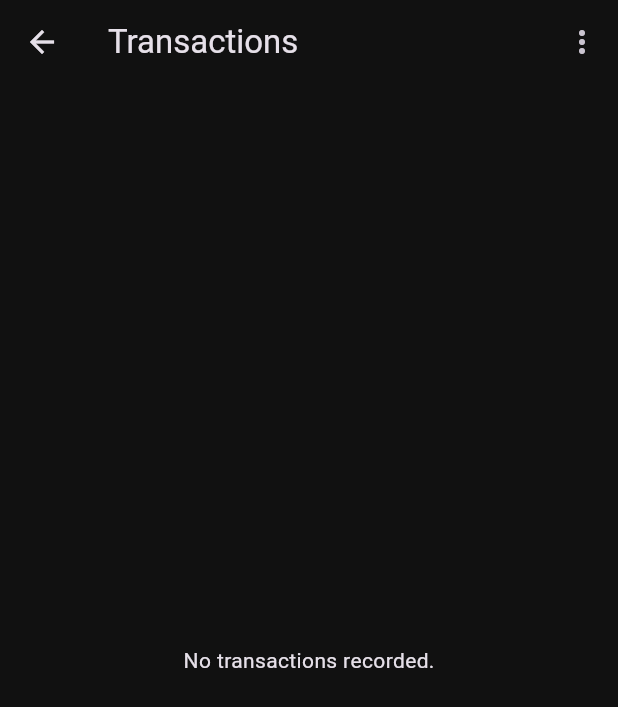
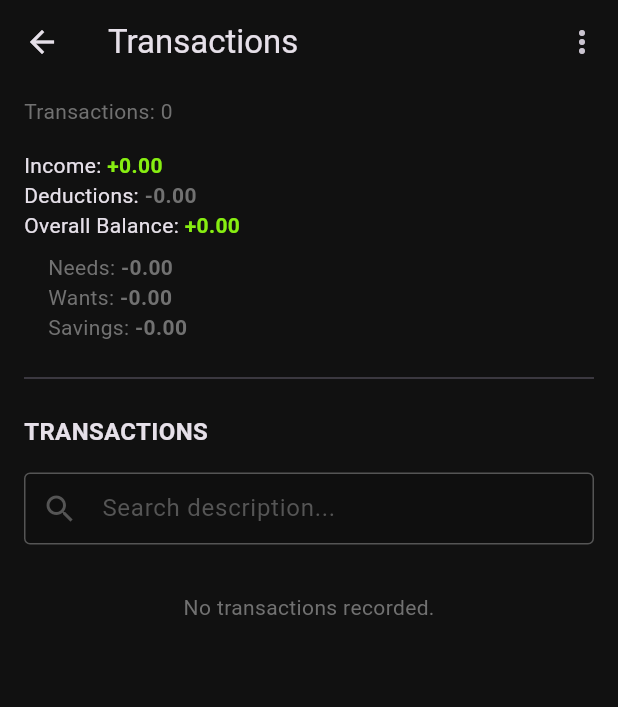
Before and after one commit to johndcjustme/moneyrule, a Flutter app: the AllTransactionsPage screen opened by its route, on a phone screen of 412 x 824 dp. Shown: the top 707 px of the screen. Run offline on Flutter 3.47's test engine with Material 3 defaults, Android fonts, the phone set to English and light mode, and no system bars; our stand-ins replace file_picker, flutter_typeahead, hive, hive_flutter, permission_handler, pie_chart; missing offline and left inert: excel; accounts and stored records are empty.

Commit message:
add search to transactions page

```diff
--- a/lib/src/views/transactions/index.dart
+++ b/lib/src/views/transactions/index.dart
@@ -1,3 +1,4 @@
+import 'dart:async';
 import 'package:flutter/material.dart';
 import 'package:hive_flutter/hive_flutter.dart';
 import 'package:intl/intl.dart';
@@ -19,6 +20,26 @@ class AllTransactionsPage extends StatefulWidget {
 
 class _AllTransactionsPageState extends State<AllTransactionsPage> {
   DateTimeRange? _selectedRange;
+  final TextEditingController _searchController = TextEditingController();
+  String _searchQuery = '';
+  Timer? _debounce;
+
+  void _onSearchChanged(String value) {
+    setState(() {});
+    if (_debounce?.isActive ?? false) _debounce!.cancel();
+    _debounce = Timer(const Duration(milliseconds: 300), () {
+      setState(() {
+        _searchQuery = value.trim().toLowerCase();
+      });
+    });
+  }
+
+  @override
+  void dispose() {
+    _debounce?.cancel();
+    _searchController.dispose();
+    super.dispose();
+  }
 
   DateTimeRange _todayRange() {
     final now = DateTime.now();
@@ -181,13 +202,20 @@ class _AllTransactionsPageState extends State<AllTransactionsPage> {
           final allTx = box.values.toList()
             ..sort((a, b) => b.createdAt.compareTo(a.createdAt));
 
-          final filteredTx = _selectedRange == null
+          var filteredTx = _selectedRange == null
               ? allTx
               : allTx
                   .where((tx) =>
                       !tx.createdAt.isBefore(_selectedRange!.start) &&
                       !tx.createdAt.isAfter(_selectedRange!.end))
                   .toList();
+
+          if (_searchQuery.isNotEmpty) {
+            filteredTx = filteredTx
+                .where((tx) =>
+                    tx.description.toLowerCase().contains(_searchQuery))
+                .toList();
+          }
 
           final incomeTotal = filteredTx
               .where((tx) => tx.isNewIncome)
@@ -214,9 +242,7 @@ class _AllTransactionsPageState extends State<AllTransactionsPage> {
           final wantsTotal = totalForCategory('Wants');
           final savingsTotal = totalForCategory('Save');
 
-          if (filteredTx.isEmpty) {
-            return const Center(child: Text('No transactions recorded.'));
-          }
+          final bool hasNoTransactions = allTx.isEmpty;
 
           return ListView(
             children: [
@@ -333,12 +359,63 @@ class _AllTransactionsPageState extends State<AllTransactionsPage> {
                         fontWeight: FontWeight.bold
                       )
                     ),
+
+                    const SizedBox(height: 16,),
+
+                    TextField(
+                      controller: _searchController,
+                      onChanged: _onSearchChanged,
+                      decoration: InputDecoration(
+                        hintText: 'Search description...',
+                        hintStyle:
+                            const TextStyle(color: ThemeColor.textTertiary),
+                        prefixIcon: const Icon(Icons.search,
+                            color: ThemeColor.textTertiary),
+                        suffixIcon: _searchController.text.isNotEmpty
+                            ? IconButton(
+                                icon: const Icon(Icons.clear,
+                                    color: ThemeColor.textTertiary),
+                                onPressed: () {
+                                  _searchController.clear();
+                                  _onSearchChanged('');
+                                },
+                              )
+                            : null,
+                        border: const OutlineInputBorder(
+                          borderSide:
+                              BorderSide(color: ThemeColor.textTertiary),
+                        ),
+                        enabledBorder: const OutlineInputBorder(
+                          borderSide:
+                              BorderSide(color: ThemeColor.textTertiary),
+                        ),
+                        focusedBorder: const OutlineInputBorder(
+                          borderSide:
+                              BorderSide(color: ThemeColor.expense, width: 2),
+                        ),
+                        contentPadding:
+                            EdgeInsets.symmetric(vertical: 0, horizontal: 12),
+                      ),
+                    ),
                   ],
                 ),
               ),
 
               // Transaction list
-              ...filteredTx.map((tx) {
+              if (filteredTx.isEmpty)
+                Padding(
+                  padding: const EdgeInsets.symmetric(vertical: 24),
+                  child: Center(
+                    child: Text(
+                      hasNoTransactions
+                          ? 'No transactions recorded.'
+                          : 'No transactions match your search.',
+                      style: const TextStyle(color: ThemeColor.textSecondary),
+                    ),
+                  ),
+                )
+              else
+                ...filteredTx.map((tx) {
                 final category = catBox.get(tx.categoryId);
                 return TransactionItem(
                   title: tx.description,
```
